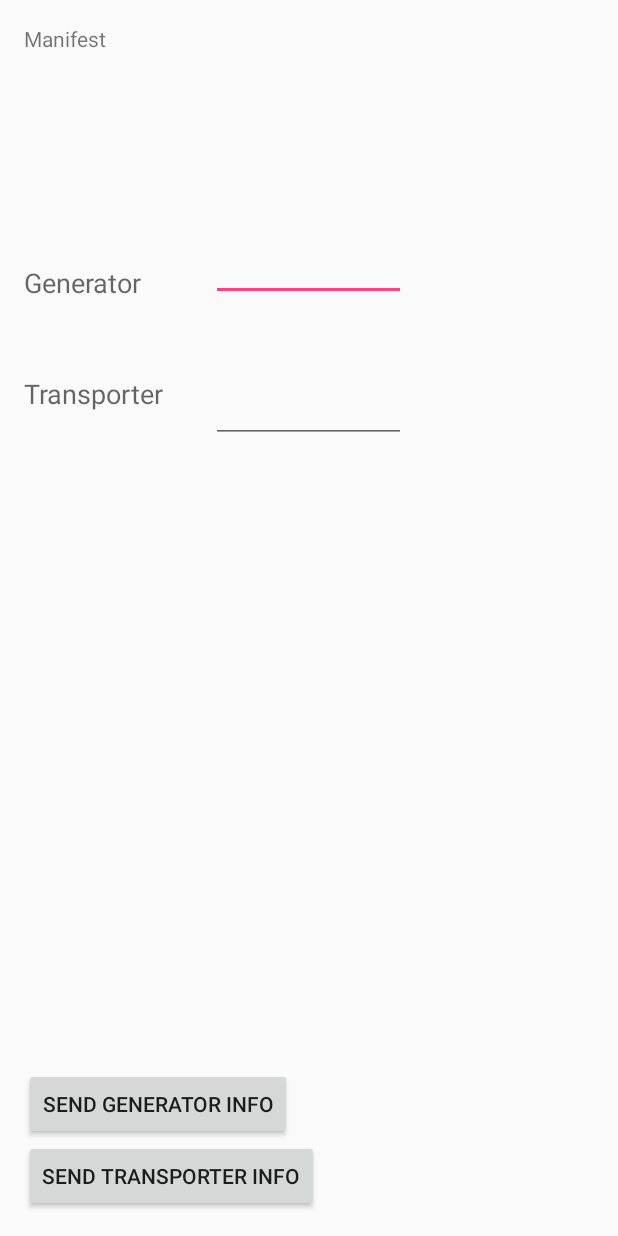
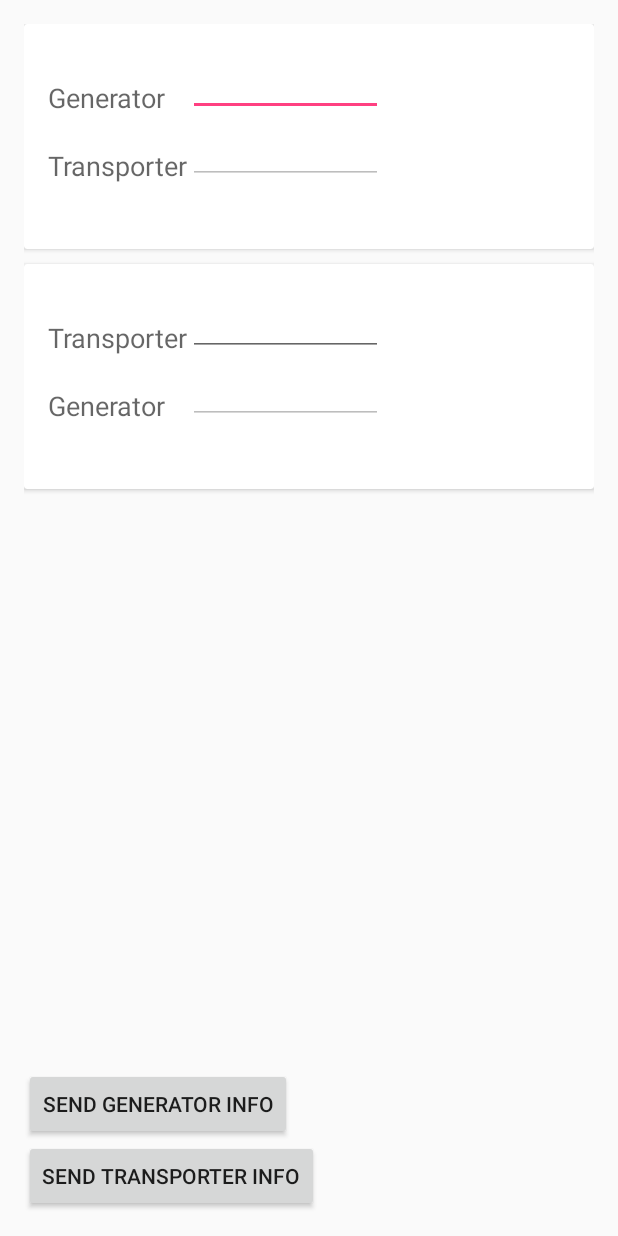
Before and after one commit to amdonov/hazmat, an Android app: the layout content_generator.xml on its own in the app's theme, with its tools: preview values and no code run, on a phone screen of 412 x 824 dp. Run offline under Robolectric (Android 15) with nearby library versions, the phone set to English and light mode, and no system bars.

Commit message:
Adding card layout

```diff
--- a/app/build.gradle
+++ b/app/build.gradle
@@ -17,6 +17,10 @@ android {
             proguardFiles getDefaultProguardFile('proguard-android.txt'), 'proguard-rules.pro'
         }
     }
+
+    repositories {
+        maven { url 'http://repo1.maven.org/maven2' }
+    }
 }
 
 dependencies {
@@ -25,4 +29,5 @@ dependencies {
     compile 'com.android.support:appcompat-v7:24.1.1'
     compile 'com.android.support:support-v4:24.1.1'
     compile 'com.android.support:design:24.1.1'
+    compile 'com.android.support:cardview-v7:21.0.+'
 }
--- a/app/src/main/java/com/bah/hazmattransfer/GeneratorActivity.java
+++ b/app/src/main/java/com/bah/hazmattransfer/GeneratorActivity.java
@@ -217,9 +217,9 @@ public class GeneratorActivity extends AppCompatActivity
         String message = new String(msg.getRecords()[0].getPayload());
         EditText textBox;
         if (message.startsWith("generator")) {
-            textBox = (EditText) findViewById(R.id.editText);
+            textBox = (EditText) findViewById(R.id.generatorETTran);
         } else {
-            textBox = (EditText) findViewById(R.id.transporterID);
+            textBox = (EditText) findViewById(R.id.transporterIdGen);
         }
         textBox.setText(message.substring(message.indexOf(':')+1));
     }
--- a/app/src/main/res/layout/content_generator.xml
+++ b/app/src/main/res/layout/content_generator.xml
@@ -2,6 +2,7 @@
 <RelativeLayout xmlns:android="http://schemas.android.com/apk/res/android"
     xmlns:app="http://schemas.android.com/apk/res-auto"
     xmlns:tools="http://schemas.android.com/tools"
+    xmlns:card_view="http://schemas.android.com/apk/res-auto"
     android:layout_width="match_parent"
     android:layout_height="match_parent"
     android:paddingBottom="@dimen/activity_vertical_margin"
@@ -12,29 +13,28 @@
     tools:context="com.bah.hazmattransfer.GeneratorActivity"
     tools:showIn="@layout/app_bar_generator">
 
-    <TextView
-        android:layout_width="wrap_content"
+    <!-- A CardView that contains a TextView -->
+    <android.support.v7.widget.CardView
+        xmlns:card_view="http://schemas.android.co m/apk/res-auto"
+        android:id="@+id/card_view"
+        android:layout_gravity="center"
+        android:layout_width="match_parent"
+        android:layout_height="150dp"
+        card_view:cardCornerRadius="4dp">
+
+        <RelativeLayout
+            android:layout_width="match_parent"
             android:layout_height="wrap_content"
-        android:text="Manifest"
-        android:id="@+id/textView2" />
+            android:padding="16dp"
+            >
 
         <EditText
             android:layout_width="wrap_content"
             android:layout_height="wrap_content"
             android:id="@+id/editText"
-        android:layout_marginTop="120dp"
-        android:layout_below="@+id/textView2"
-        android:layout_centerHorizontal="true"
+            android:layout_toRightOf="@+id/textView3"
+            android:layout_alignLeft="@+id/transporterIdGen"
             android:minWidth="130dp" />
-
-    <EditText
-        android:layout_width="wrap_content"
-        android:layout_height="wrap_content"
-        android:id="@+id/transporterID"
-        android:layout_marginTop="49dp"
-        android:minWidth="130dp"
-        android:layout_below="@+id/editText"
-        android:layout_alignStart="@+id/editText" />
 
         <TextView
             android:layout_width="wrap_content"
@@ -45,14 +45,82 @@
             android:layout_alignBottom="@+id/editText"
             android:layout_alignParentStart="true" />
 
+            <EditText
+                android:layout_width="wrap_content"
+                android:layout_height="wrap_content"
+                android:id="@+id/transporterIdGen"
+                android:layout_toRightOf="@+id/textView4_gen"
+                android:layout_below="@+id/editText"
+                android:enabled="false"
+                android:minWidth="130dp" />
+
+            <TextView
+                android:layout_width="wrap_content"
+                android:layout_height="wrap_content"
+                android:textAppearance="?android:attr/textAppearanceMedium"
+                android:text="Transporter"
+                android:id="@+id/textView4_gen"
+                android:layout_alignBottom="@+id/transporterIdGen"
+                android:layout_alignParentStart="true" />
+        </RelativeLayout>
+    </android.support.v7.widget.CardView>
+
+    <android.support.v7.widget.CardView
+        xmlns:card_view="http://schemas.android.co m/apk/res-auto"
+        android:id="@+id/card_view_2"
+        android:layout_gravity="center"
+        android:layout_width="match_parent"
+        android:layout_height="150dp"
+        android:layout_below="@+id/card_view"
+        android:layout_marginTop="10dp"
+        card_view:cardCornerRadius="4dp">
+
+        <RelativeLayout
+            android:layout_width="match_parent"
+            android:layout_height="wrap_content"
+            android:padding="16dp"
+            >
+        <EditText
+            android:layout_width="wrap_content"
+            android:layout_height="wrap_content"
+            android:id="@+id/transporterID"
+            android:layout_toRightOf="@+id/textView4"
+            android:minWidth="130dp" />
+
         <TextView
             android:layout_width="wrap_content"
             android:layout_height="wrap_content"
             android:textAppearance="?android:attr/textAppearanceMedium"
             android:text="Transporter"
             android:id="@+id/textView4"
-        android:layout_alignTop="@+id/transporterID"
+            android:layout_alignBottom="@+id/transporterID"
             android:layout_alignParentStart="true" />
+
+            <EditText
+                android:layout_width="wrap_content"
+                android:layout_height="wrap_content"
+                android:id="@+id/generatorETTran"
+                android:layout_toRightOf="@+id/generatorTVTran"
+                android:layout_below="@+id/transporterID"
+                android:layout_alignLeft="@+id/transporterID"
+                android:enabled="false"
+                android:minWidth="130dp" />
+
+            <TextView
+                android:layout_width="wrap_content"
+                android:layout_height="wrap_content"
+                android:textAppearance="?android:attr/textAppearanceMedium"
+                android:text="Generator"
+                android:id="@+id/generatorTVTran"
+                android:layout_alignBottom="@+id/generatorETTran"
+                android:layout_alignParentStart="true" />
+        </RelativeLayout>
+    </android.support.v7.widget.CardView>
+
+
+
+
+
 
     <Button
         android:layout_width="wrap_content"
@@ -61,7 +129,6 @@
         android:id="@+id/sendGenerator"
         android:layout_above="@+id/sendTransporter"
         android:layout_alignParentStart="true" />
-
     <Button
         android:layout_width="wrap_content"
         android:layout_height="wrap_content"
```
Lines whose indentation alone changed are shown as unchanged.
